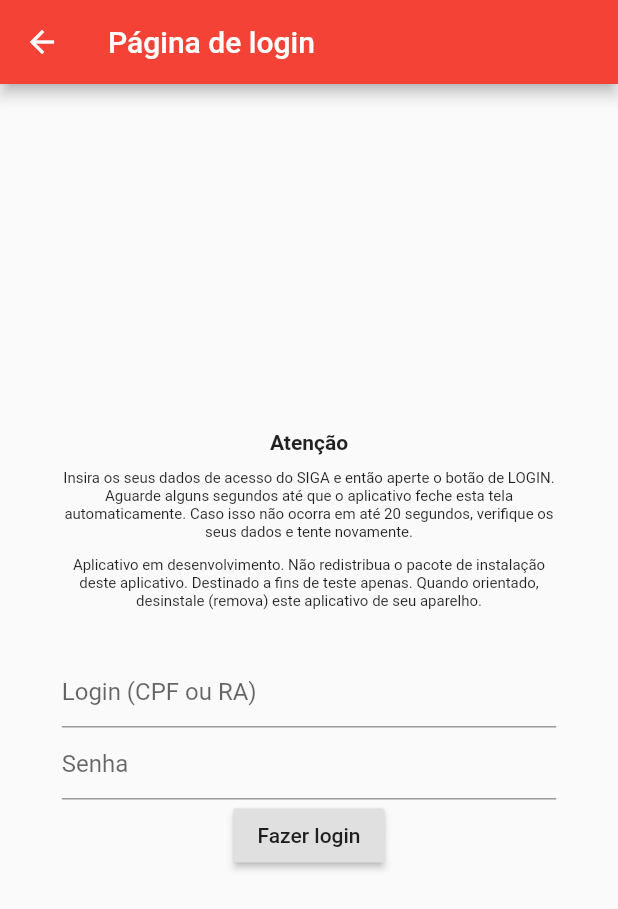
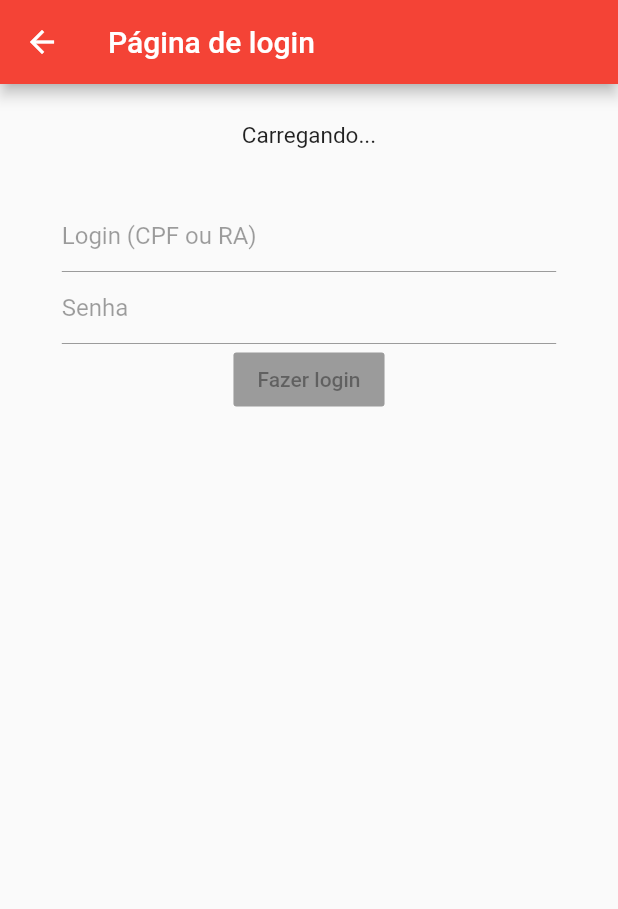
Before and after one commit to Lvght/UFSCarPlanner, a Flutter app: the LoginPage screen opened directly, on a phone screen of 412 x 824 dp. Shown: the top 909 px of the screen. Run offline on Flutter 3.47's test engine with Material 2 defaults, Android fonts, the phone set to English and light mode, and no system bars; our stand-ins replace connectivity, gradient_app_bar, webview_flutter; accounts and stored records are empty.

Commit message:
Melhorado a resposta ao usuário durante o login
Aviso! Em alguns casos o login falha na etapa 4. O problema é um split que está ocasionando um segfault.

Todavia, caso o usuário saia da tela de login e entre novamente, então o login funciona.

No momento, é preciso fazer mais testes para ver se há outros problemas possíveis.

```diff
--- a/lib/ui/login_page.dart
+++ b/lib/ui/login_page.dart
@@ -9,11 +9,29 @@ import 'package:ufscarplanner/helpers/UserData.dart';
 const String menorQue = "\\u003C";
 const String contrabarra = "\u005C";
 
+enum WebViewState {
+  LOGIN_FAILED,
+  REQ_LOGINPAGE,
+  ISAT_LOGINPAGE,
+  REQ_HOMEPAGE,
+  REQ_LISTMATRICULAS,
+  REQ_ACOESMATRICULAS,
+  REQ_INSCRICOESRESULTADOS,
+  REQ_RESUMOINSCRICOESRESULTADOS,
+  UNDEFINED_LOCATION,
+  INITIAL_VALUE
+}
+
 class LoginPage extends StatefulWidget {
   @override
   _LoginPageState createState() => _LoginPageState();
 
+  String _routeStr = "Init\n";
   String _displayMessage = "";
+  WebViewState _state = WebViewState.INITIAL_VALUE;
+  List<WebViewState> _route = List();
+
+  double _currentProgress = 0;
 }
 
 class _LoginPageState extends State<LoginPage> {
@@ -30,6 +48,7 @@ class _LoginPageState extends State<LoginPage> {
   String _mensagem;
   String _rawData;
   String _cleanData;
+  final _key = GlobalKey<FormState>();
 
   // Cria o WebView
   WebView _createWebView(
@@ -45,12 +64,40 @@ class _LoginPageState extends State<LoginPage> {
     );
   }
 
+  bool isAtLoginFailed() {
+    int lastIndex = widget._route.length - 1;
+    if (lastIndex == 1 &&
+        (widget._route[lastIndex] == WebViewState.ISAT_LOGINPAGE)) {
+      widget._route.removeLast();
+      widget._state = WebViewState.LOGIN_FAILED;
+      return true;
+    }
+
+    return false;
+  }
+
   void _onPageStartedFunct(String url) async {
     //TODO TRATAR FALTA DE INTERNET
     print("Carregando a página: $url");
 
     setState(() {
-      widget._displayMessage = "Carregando a página: $url";
+      if (url.contains("https://sistemas.ufscar.br/siga/login.xhtml"))
+        widget._state = WebViewState.REQ_LOGINPAGE;
+      if (url.contains("https://sistemas.ufscar.br/siga/paginas/home.xhtml"))
+        widget._state = WebViewState.REQ_HOMEPAGE;
+      else if (url.contains(
+          "https://sistemas.ufscar.br/siga/paginas/aluno/listMatriculas.xhtml"))
+        widget._state = WebViewState.REQ_LISTMATRICULAS;
+      else if (url.contains(
+          "https://sistemas.ufscar.br/siga/paginas/aluno/acoesMatricula.xhtml"))
+        widget._state = WebViewState.REQ_ACOESMATRICULAS;
+      else if (url.contains(
+          "https://sistemas.ufscar.br/siga/paginas/aluno/inscricoesResultados.xhtml"))
+        widget._state = WebViewState.REQ_INSCRICOESRESULTADOS;
+      else if (url.contains(
+          "https://sistemas.ufscar.br/siga/paginas/aluno/resumoInscricoesResultados.xhtml?cid=1"))
+        widget._state = WebViewState.REQ_RESUMOINSCRICOESRESULTADOS;
+      widget._routeStr += "Carregando a página: $url\n";
     });
   }
 
@@ -76,7 +123,8 @@ class _LoginPageState extends State<LoginPage> {
       print("Escrevendo...\n");
       await userHelper.saveUser(user);
 
-      auxSubjectParser = json.encode(user.materias.toString()).replaceAll("\\n", "");
+      auxSubjectParser =
+          json.encode(user.materias.toString()).replaceAll("\\n", "");
       user.mat = userHelper.subjectParser(auxSubjectParser);
       print("Os dados foram escritos\n");
 
@@ -131,12 +179,65 @@ class _LoginPageState extends State<LoginPage> {
 
     print("Esta página foi carregada: $url");
     setState(() {
-      widget._displayMessage = "Esta página foi carregada: $url";
+      if (url.contains("https://sistemas.ufscar.br/siga/login.xhtml"))
+        widget._state = WebViewState.ISAT_LOGINPAGE;
+
+      widget._routeStr += "Esta página foi carregada: $url\n";
+      widget._route.add(widget._state);
     });
+
+    print("Tamanho da rota: ${widget._route.length}");
+
+    if (isAtLoginFailed()) print("LOGIN FRACASSADO");
   }
 
-  InputDecoration _getInputDecoration(String labelText) =>
-      InputDecoration(
+  double _getProgress() {
+    switch (widget._state) {
+      case WebViewState.ISAT_LOGINPAGE:
+      case WebViewState.INITIAL_VALUE:
+      case WebViewState.REQ_LOGINPAGE:
+      case WebViewState.UNDEFINED_LOCATION:
+      case WebViewState.LOGIN_FAILED:
+        return 0.0;
+      case WebViewState.REQ_HOMEPAGE:
+        return 0.1;
+      case WebViewState.REQ_LISTMATRICULAS:
+        return 0.2;
+      case WebViewState.REQ_ACOESMATRICULAS:
+        return 0.5;
+      case WebViewState.REQ_INSCRICOESRESULTADOS:
+        return 0.8;
+      case WebViewState.REQ_RESUMOINSCRICOESRESULTADOS:
+        return 0.9;
+    }
+  }
+
+  String _getDisplayText() {
+    switch (widget._state) {
+      case WebViewState.LOGIN_FAILED:
+        return "Não foi possível fazer login. Verifique os seus dados e tente novamente.";
+      case WebViewState.INITIAL_VALUE:
+        return "Carregando...";
+      case WebViewState.REQ_LOGINPAGE:
+        return "Acessando a página inicial do SIGA...";
+      case WebViewState.ISAT_LOGINPAGE:
+        return "Insira os seus dados";
+      case WebViewState.REQ_HOMEPAGE:
+        return "Acessando o SIGA... [1/6]";
+      case WebViewState.REQ_LISTMATRICULAS:
+        return "Acessando o SIGA... [2/6]";
+      case WebViewState.REQ_ACOESMATRICULAS:
+        return "Acessando o SIGA... [3/6]";
+      case WebViewState.REQ_INSCRICOESRESULTADOS:
+        return "Acessando o SIGA [4/6]";
+      case WebViewState.REQ_RESUMOINSCRICOESRESULTADOS:
+        return "Acessando o SIGA [5/6]";
+      case WebViewState.UNDEFINED_LOCATION:
+        return "Ocorreu um erro.";
+    }
+  }
+
+  InputDecoration _getInputDecoration(String labelText) => InputDecoration(
         hintText: labelText,
       );
 
@@ -252,33 +353,57 @@ class _LoginPageState extends State<LoginPage> {
         appBar: AppBar(
           title: widgets.Text("Página de login"),
         ),
-        body: Center(
+        body: SingleChildScrollView(
+          padding: EdgeInsets.only(top: 25),
+          child: Center(
+            child: Form(
+              key: _key,
               child: Container(
                 width: MediaQuery.of(context).size.width * 0.8,
                 child: Column(
                   mainAxisSize: MainAxisSize.min,
                   children: <Widget>[
-                Text("Atenção", style: TextStyle(fontWeight: FontWeight.bold),),
-                SizedBox(height: 10,),
-                Text("Insira os seus dados de acesso do SIGA e então aperte o botão de LOGIN. Aguarde alguns segundos até que o aplicativo feche esta tela automaticamente. Caso isso não ocorra em até 20 segundos, verifique os seus dados e tente novamente.", style: TextStyle(fontSize: 10), textAlign: TextAlign.center,),
-                SizedBox(height: 10,),
-                Text("Aplicativo em desenvolvimento. Não redistribua o pacote de instalação deste aplicativo. Destinado a fins de teste apenas. Quando orientado, desinstale (remova) este aplicativo de seu aparelho.", style: TextStyle(fontSize: 10), textAlign: TextAlign.center,),
-                SizedBox(height: 30,),
-                TextField(
+                    Text(
+                      _getDisplayText(),
+                      style: TextStyle(fontSize: 15),
+                      textAlign: TextAlign.center,
+                    ),
+                    LinearProgressIndicator(
+                      value: _getProgress(),
+                      backgroundColor: Colors.transparent,
+                      valueColor: AlwaysStoppedAnimation(Colors.red),
+                    ),
+                    SizedBox(
+                      height: 30,
+                    ),
+                    TextFormField(
+                      validator: (str) =>
+                          str.isEmpty ? "Insira o seu RA ou CPF." : null,
                       decoration: _getInputDecoration('Login (CPF ou RA)'),
                       controller: _loginTextController,
                       keyboardType: TextInputType.number,
+                      enabled: widget._state == WebViewState.ISAT_LOGINPAGE ||
+                          widget._state == WebViewState.LOGIN_FAILED,
                     ),
-                TextField(
+                    TextFormField(
+                      validator: (str) =>
+                          str.isEmpty ? "Insira a sua senha." : null,
                       decoration: _getInputDecoration('Senha'),
                       obscureText: true,
                       controller: _passwordTextController,
+                      enabled: widget._state == WebViewState.ISAT_LOGINPAGE ||
+                          widget._state == WebViewState.LOGIN_FAILED,
                     ),
                     RaisedButton(
                       child: Text("Fazer login"),
-                  onPressed: () {
+                      onPressed:
+                          (widget._state == WebViewState.ISAT_LOGINPAGE ||
+                                  widget._state == WebViewState.LOGIN_FAILED)
+                              ? () {
+                                  if (_key.currentState.validate()) {
                                     print("Botão pressionado");
-                    FocusScope.of(context).requestFocus(FocusNode());
+                                    FocusScope.of(context)
+                                        .requestFocus(FocusNode());
 
                                     this.user.ra = _loginTextController.text;
 
@@ -293,15 +418,21 @@ class _LoginPageState extends State<LoginPage> {
                                             "';");
                                     this._webViewController.evaluateJavascript(
                                         "document.getElementById('login:loginButton').click();");
-                  },
+                                  }
+                                }
+                              : null,
                     ),
-                Text(widget._displayMessage, style: TextStyle(fontSize: 10), textAlign: TextAlign.center,),
+//                  Text(
+//                    widget._routeStr,
+//                    style: TextStyle(fontSize: 10),
+//                    textAlign: TextAlign.center,
+//                  ),
                     Visibility(
                       child: Container(
                           // O tamanho definido é arbitrário
                           // efetivamente, nada será mostrado na tela
-                      height: 1,
-                      width: 1,
+                          height: 400,
+                          width: 400,
                           child: this._createWebView(
                               "https://sistemas.ufscar.br/siga/login.xhtml",
                               this._onPageStartedFunct,
@@ -312,6 +443,8 @@ class _LoginPageState extends State<LoginPage> {
                   ],
                 ),
               ),
+            ),
+          ),
         ));
   }
 }
```
Lines whose indentation alone changed are shown as unchanged.
